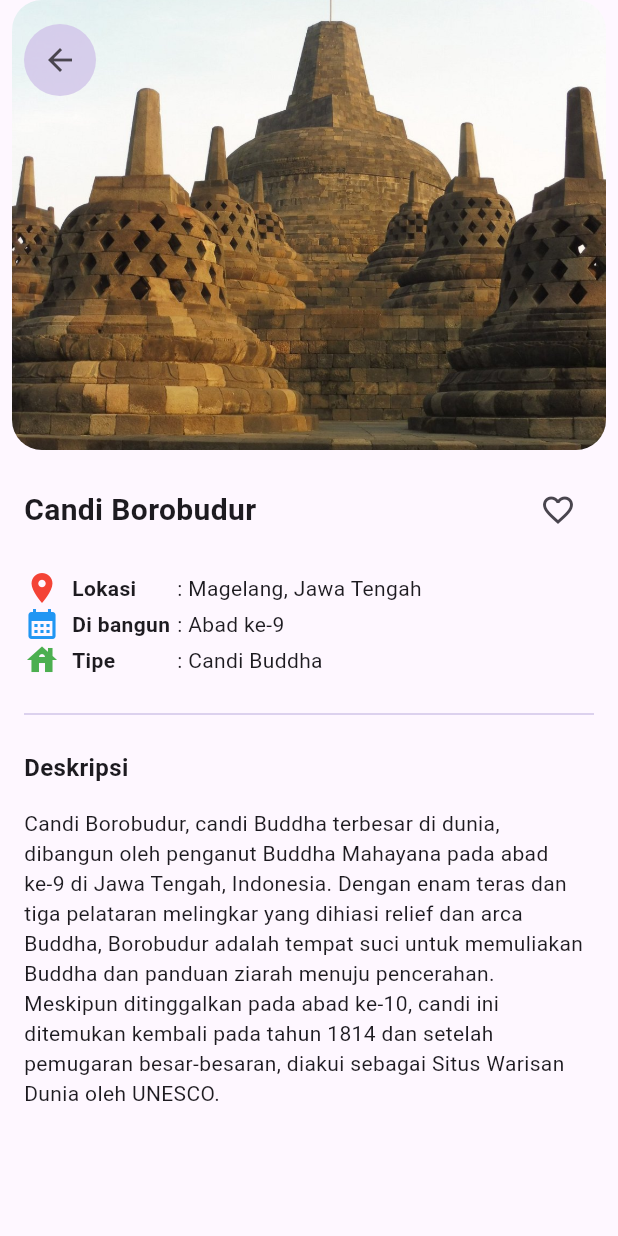
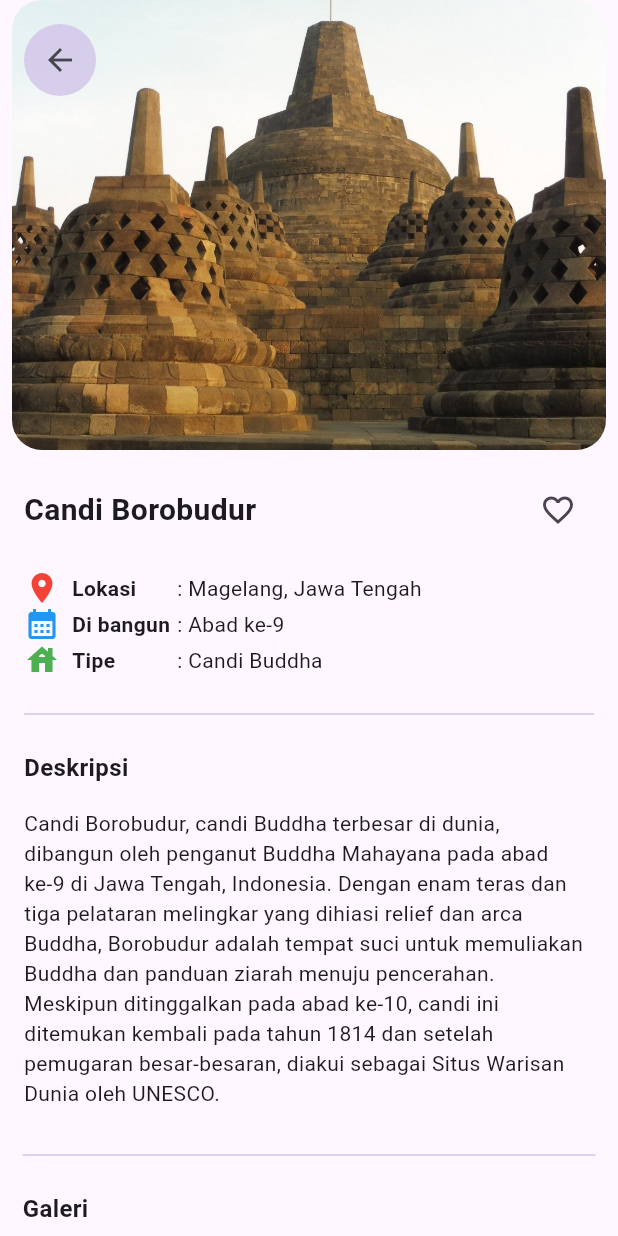
Before and after one commit to 2024-2025-Gasal-PABI-SI5B/project-wisata-candi-si5b-firaav, a Flutter app: the screen it shows after launch, on a phone screen of 412 x 824 dp. Run offline on Flutter 3.47's test engine with Material 3 defaults, Android fonts, the phone set to English and light mode, and no system bars.

Commit message:
Update detail_screen.dart

```diff
--- a/candi_alfira/lib/screens/detail_screen.dart
+++ b/candi_alfira/lib/screens/detail_screen.dart
@@ -9,6 +9,7 @@ class DetailScreen extends StatelessWidget {
   Widget build(BuildContext context) {
     return Scaffold(
       body: SingleChildScrollView(
+        child: SafeArea(
           child: Column(
             children: [
               //DETAIL HEADER
@@ -144,8 +145,35 @@ class DetailScreen extends StatelessWidget {
                     )
                   ],
                 )
+              ),
+              //DETAIL GALLERY
+              Padding(
+                padding: const EdgeInsets.all(15),
+                child: Column(
+                  crossAxisAlignment: CrossAxisAlignment.start,
+                  children: [
+                    const SizedBox(
+                      height: 8,
+                    ),
+                    Divider(color: Colors.deepPurple.shade100,),
+                    const SizedBox(
+                      height: 16,
+                    ),
+                    Text('Galeri',
+                      style: TextStyle(
+                        fontSize: 16,
+                        fontWeight: FontWeight.bold,
+                      ),
+                    ),
+                    const SizedBox(height: 10,),
+                    SizedBox(),
+                    const SizedBox(height: 4,),
+                    Text(''),
+                  ],
+                ),
               )
             ],
+          ),
         ),
       ),
     );
```
Lines whose indentation alone changed are shown as unchanged.
